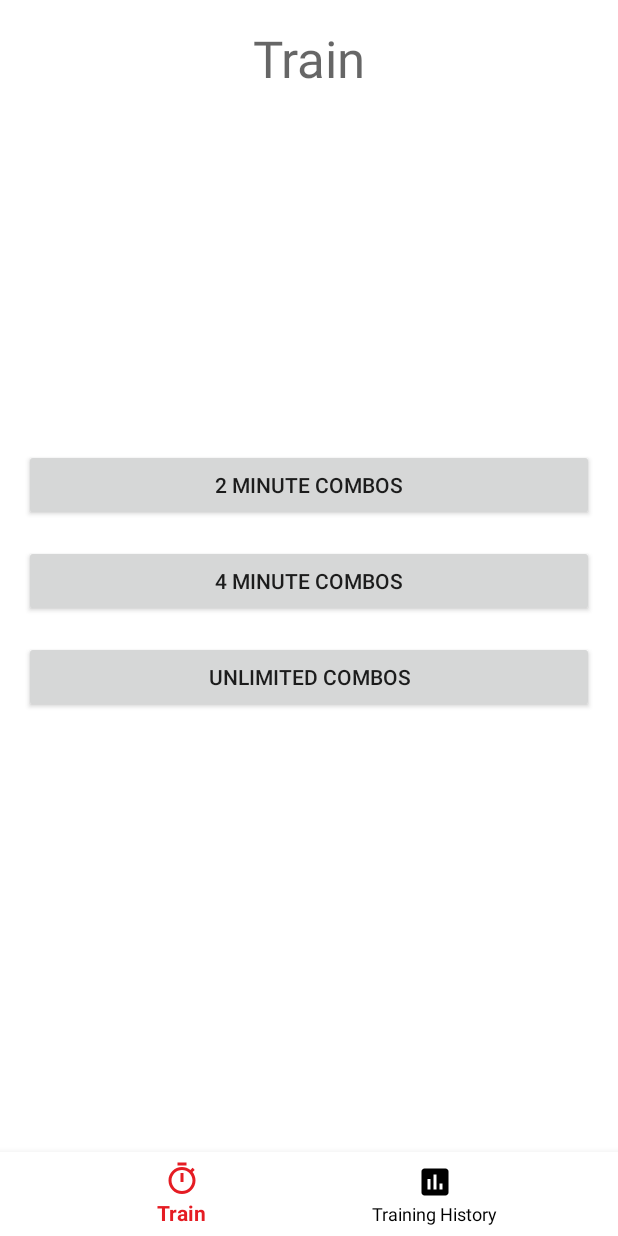
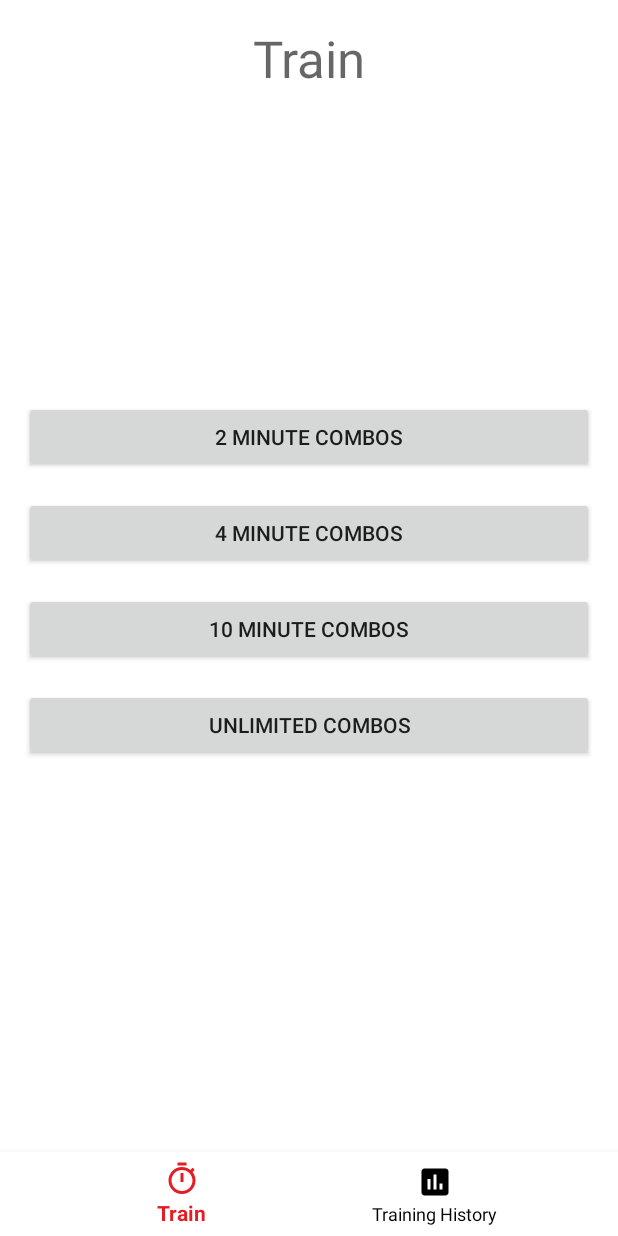
Before and after one commit to kylecorry31/KravTrainer, an Android app: the screen it shows after launch (MainActivity), on a phone screen of 412 x 824 dp. Run offline under Robolectric (Android 15) with nearby library versions, the phone set to English and light mode, and no system bars.

Commit message:
Add 10 minute training session

```diff
--- a/app/src/main/java/com/kylecorry/kravtrainer/ui/TrainingSelectFragment.kt
+++ b/app/src/main/java/com/kylecorry/kravtrainer/ui/TrainingSelectFragment.kt
@@ -26,6 +26,7 @@ class TrainingSelectFragment : Fragment() {
         val view = inflater.inflate(R.layout.fragment_training_select, container, false)
         twoMinBtn = view.findViewById(R.id.button_2_minutes)
         fourMinBtn = view.findViewById(R.id.button_4_minutes)
+        val tenMinBtn = view.findViewById<Button>(R.id.button_10_minutes)
         unlimitedBtn = view.findViewById(R.id.button_unlimited)
 
         twoMinBtn.setOnClickListener {
@@ -34,6 +35,10 @@ class TrainingSelectFragment : Fragment() {
 
         fourMinBtn.setOnClickListener {
             startTraining(60 * 4, address)
+        }
+
+        tenMinBtn.setOnClickListener {
+            startTraining(60 * 10, address)
         }
 
         unlimitedBtn.setOnClickListener {
--- a/app/src/main/res/layout/fragment_training_select.xml
+++ b/app/src/main/res/layout/fragment_training_select.xml
@@ -33,6 +33,13 @@
             android:text="@string/button_4_minutes" />
 
         <Button
+            android:id="@+id/button_10_minutes"
+            android:layout_width="match_parent"
+            android:layout_height="wrap_content"
+            android:layout_marginBottom="16dp"
+            android:text="@string/button_10_minutes" />
+
+        <Button
             android:id="@+id/button_unlimited"
             android:layout_width="match_parent"
             android:layout_height="wrap_content"
--- a/app/src/main/res/values/strings.xml
+++ b/app/src/main/res/values/strings.xml
@@ -9,6 +9,7 @@
     <string name="action_training_session_history">Training History</string>
     <string name="button_2_minute">2 minute combos</string>
     <string name="button_4_minutes">4 minute combos</string>
+    <string name="button_10_minutes">10 minute combos</string>
     <string name="button_unlimited">unlimited combos</string>
     <string name="title_training_session_history">Training History</string>
     <string name="button_end_session">End Session</string>
```
